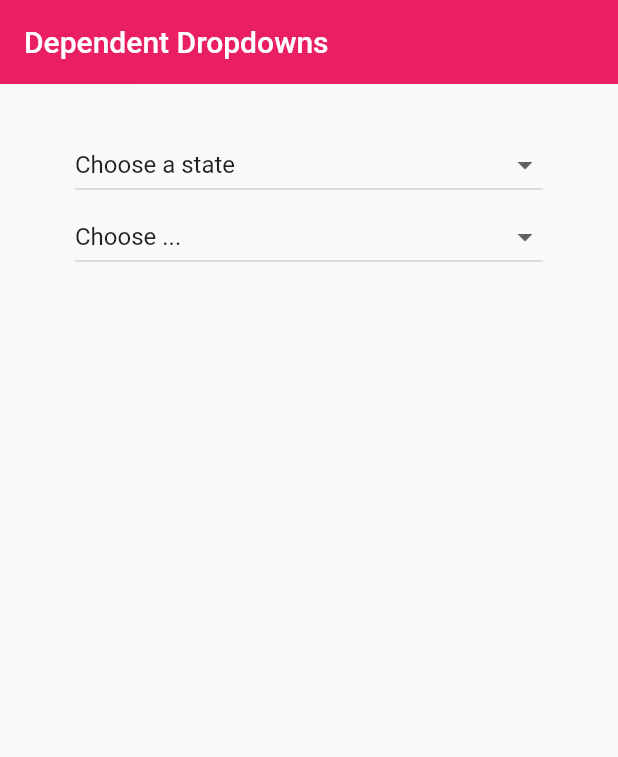
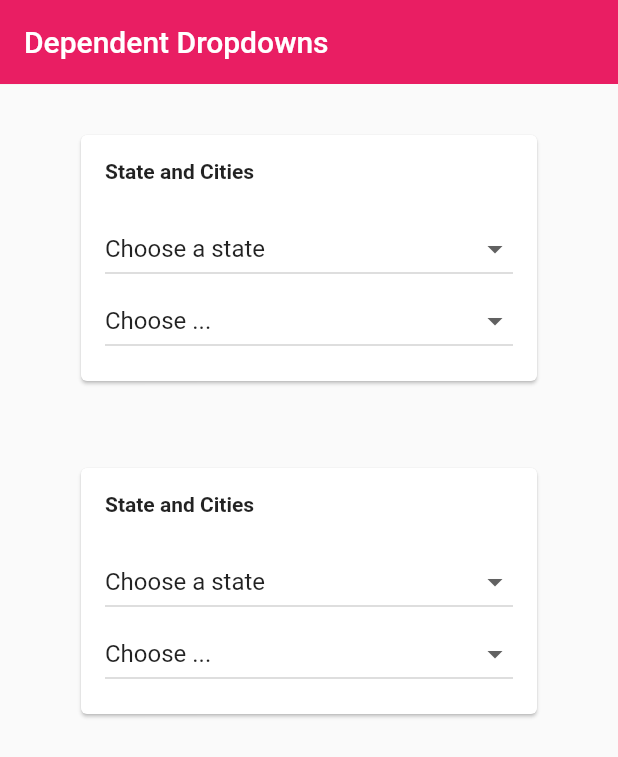
Before and after one commit to Lone-Wolf17/multi_level_dropdown, a Flutter app: the screen it shows after launch, on a phone screen of 412 x 824 dp. Shown: the top 757 px of the screen. Run offline on Flutter 3.47's test engine with Material 2 defaults, Android fonts, the phone set to English and light mode, and no system bars.

Commit message:
** Added Data for cities

```diff
--- /dev/null
+++ b/lib/models/state_city.dart
@@ -0,0 +1,22 @@
+class StateCityModel {
+  String state;
+  String alias;
+  List<String> cities;
+
+  StateCityModel(
+      {required this.state, required this.alias, required this.cities});
+
+  factory StateCityModel.fromJson(Map<String, dynamic> json) =>
+      StateCityModel(
+          state: json['state'],
+          alias: json['alias'],
+          cities: json['cities'].cast<String>());
+
+  Map<String, dynamic> toJson() {
+    final Map<String, dynamic> data = <String, dynamic>{};
+    data['state'] = state;
+    data['alias'] = alias;
+    data['cities'] = cities;
+    return data;
+  }
+}
--- a/lib/models/nigeria_state.dart
+++ b/lib/models/state_lga.dart
@@ -1,13 +1,13 @@
-class NigerianStateModel {
+class StateLGAModel {
   String state;
   String alias;
   List<String> lgas;
 
-  NigerianStateModel(
+  StateLGAModel(
       {required this.state, required this.alias, required this.lgas});
 
-  factory NigerianStateModel.fromJson(Map<String, dynamic> json) =>
-      NigerianStateModel(
+  factory StateLGAModel.fromJson(Map<String, dynamic> json) =>
+      StateLGAModel(
           state: json['state'],
           alias: json['alias'],
           lgas: json['lgas'].cast<String>());
--- a/lib/repositories/location_repository.dart
+++ b/lib/repositories/location_repository.dart
@@ -1,21 +1,174 @@
-import 'package:multi_level_dropdown/models/nigeria_state.dart';
+import 'package:multi_level_dropdown/models/state_city.dart';
+import 'package:multi_level_dropdown/models/state_lga.dart';
 
 class LocationRepository {
-  List<Map<String, Object>> getAll() => _nigeriaLocations;
+  List<Map<String, Object>> getAllLGAs() => stateLGAs;
+  List<Map<String, Object>> getAllCities() => stateCities;
 
-  getLocalByState(String state) => _nigeriaLocations
-      .map((stateMap) => NigerianStateModel.fromJson(stateMap))
+  getLocalByState(String state) =>
+      stateLGAs
+          .map((stateMap) => StateLGAModel.fromJson(stateMap))
           .where((element) => element.state == state)
           .map((item) => item.lgas)
           .expand((element) => element)
           .toList();
 
-  List<String> getStates() => _nigeriaLocations
-      .map((stateMap) => NigerianStateModel.fromJson(stateMap))
+  getCitiesByState(String state) =>
+      stateCities.map((e) => StateCityModel.fromJson(e))
+          .where((element) => element.state == state)
+          .map((e) => e.cities)
+          .expand((element) => element).toList();
+
+  List<String> getStates() =>
+      stateLGAs
+          .map((stateMap) => StateLGAModel.fromJson(stateMap))
           .map((item) => item.state)
           .toList();
 
-  final List<Map<String, Object>> _nigeriaLocations = [
+  final List<Map<String, Object>> stateCities = [
+    {
+      "state": "Akwa Ibom",
+      "alias": "akwa_ibom",
+      "cities": ["Eket", "Ikot Ekpene", "Oron", "Uyo"]
+    },
+    {
+      "state": "Bauchi",
+      "alias": "bauchi",
+      "cities": ["Bauchi"]
+    },
+    {
+      "state": "Benue",
+      "alias": "benue",
+      "cities": ["Makurdi"]
+    },
+    {
+      "state": "Borno",
+      "alias": "borno",
+      "cities": ["Bama", "Maiduguri"]
+    },
+    {
+      "state": "Bayelsa",
+      "alias": "bayelsa",
+      "cities": ["Yenagoa"]
+    },
+    {
+      "state": "Delta",
+      "alias": "delta",
+      "cities": ["Sapele"]
+    },
+    {
+      "state": "Ebonyi",
+      "alias": "ebonyi",
+      "cities": ["Abakaliki"]
+    },
+    {
+      "state": "Ekiti",
+      "alias": "ekiti",
+      "cities": ["Ado Ekiti"]
+    },
+    {
+      "state": "Enugu",
+      "alias": "enugu",
+      "cities": ["Enugu", "Nsukka", "Agbani", "Awgu", "Udi", "Oji-River"]
+    },
+    {
+      "state": "Gombe",
+      "alias": "gombe",
+      "cities": ["Gombe"]
+    },
+    {
+      "state": "Jigawa",
+      "alias": "jigawa",
+      "cities": ["Dutse"]
+    },
+    {
+      "state": "Imo",
+      "alias": "imo",
+      "cities": ["Okigwe", "Orlu"]
+    },
+    {
+      "state": "Kaduna",
+      "alias": "kaduna",
+      "cities": ["Kaduna", "Zaria"]
+    },
+    {
+      "state": "Kebbi",
+      "alias": "kebbi",
+      "cities": ["Birnin Kebbi"]
+    },
+    {
+      "state": "Kogi",
+      "alias": "kogi",
+      "cities": ["Lokoja", "Okene"]
+    },
+    {
+      "state": "Lagos",
+      "alias": "lagos",
+      "cities": ["Agege", "Ikeja"]
+    },
+    {
+      "state": "Katsina",
+      "alias": "katsina",
+      "cities": ["Funtua", "Katsina"]
+    },
+    {
+      "state": "Kwara",
+      "alias": "kwara",
+      "cities": ["Offa", "Ilorin"]
+    },
+    {
+      "state": "Nasarawa",
+      "alias": "nasarawa",
+      "cities": ["Lafia"]
+    },
+    {
+      "state": "Niger",
+      "alias": "niger",
+      "cities": ["Bida", "Suleja"]
+    },
+    {
+      "state": "Ogun",
+      "alias": "ogun",
+      "cities": ["Ijebu Ode", "Shagamu"]
+    },
+    {
+      "state": "Ondo",
+      "alias": "ondo",
+      "cities": ["Owo"]
+    },
+    {
+      "state": "Rivers",
+      "alias": "rivers",
+      "cities": ["Port Harcourt"]
+    },
+    {
+      "state": "Oyo",
+      "alias": "oyo",
+      "cities": ["Oyo"]
+    },
+    {
+      "state": "Osun",
+      "alias": "osun",
+      "cities": ["Iwo", "Osogbo"]
+    },
+    {
+      "state": "Taraba",
+      "alias": "taraba",
+      "cities": ["Wukari"]
+    },
+    {
+      "state": "Yobe",
+      "alias": "yobe",
+      "cities": ["Nguru", "Potiskum"]
+    },
+    {
+      "state": "Zamfara",
+      "alias": "zamfara",
+      "cities": ["Gusau"]
+    }
+  ];
+
+  final List<Map<String, Object>> stateLGAs = [
     {
       "state": "Adamawa",
       "alias": "adamawa",
--- a/lib/views/home.dart
+++ b/lib/views/home.dart
@@ -12,8 +12,10 @@ class _HomeState extends State<Home> {
   LocationRepository locationRepo = LocationRepository();
   List<String> _states = ["Choose a state"];
   List<String> _lgas = ["Choose ..."];
+  List<String> _cities = ["Choose ..."];
   String _selectedState = "Choose a state";
   String _selectedLGA = "Choose ...";
+  String _selectedCity = "Choose ...";
 
   @override
   void initState() {
@@ -23,16 +25,24 @@ class _HomeState extends State<Home> {
 
   void _onSelectedState(String? value) {
     setState(() {
-      _selectedLGA = "Choose ...";
-      _lgas = ["Choose ..."];
+      _selectedLGA = "Choose an LGA...";
+      _lgas = ["Choose a City ..."];
       _selectedState = value!;
       _lgas = List.from(_lgas)..addAll(locationRepo.getLocalByState(value));
+      _cities = List.from(_cities)
+        ..addAll(locationRepo.getCitiesByState(value));
     });
   }
 
-  void _onSelectedLGA (String? value) {
+  void _onSelectedLGA(String? value) {
     setState(() {
       _selectedLGA = value!;
+    });
+  }
+
+  void _onSelectedCity(String? value) {
+    setState(() {
+      _selectedCity = value!;
     });
   }
 
@@ -48,6 +58,16 @@ class _HomeState extends State<Home> {
           padding: const EdgeInsets.symmetric(horizontal: 50, vertical: 30),
           child: Column(
             children: [
+              Card(
+                child: Container(
+                  padding: const EdgeInsets.all(16),
+                  child: Column(
+                    mainAxisSize: MainAxisSize.min,
+                    crossAxisAlignment: CrossAxisAlignment.start,
+                    children: [
+                      const Text('State and Cities',
+                          style: TextStyle(fontWeight: FontWeight.bold)),
+                      const SizedBox(height: 20),
                       DropdownButton<String>(
                         isExpanded: true,
                         onChanged: (value) => _onSelectedState(value),
@@ -72,6 +92,45 @@ class _HomeState extends State<Home> {
                   ),
                 ),
               ),
+              const SizedBox(height: 50),
+              Card(
+                child: Container(
+                  padding: const EdgeInsets.all(16),
+                  child: Column(
+                    mainAxisSize: MainAxisSize.min,
+                    crossAxisAlignment: CrossAxisAlignment.start,
+                    children: [
+                      const Text('State and Cities',
+                          style: TextStyle(fontWeight: FontWeight.bold)),
+                      const SizedBox(height: 20),
+                      DropdownButton<String>(
+                        isExpanded: true,
+                        onChanged: (value) => _onSelectedState(value),
+                        value: _selectedState,
+                        items: _states
+                            .map((dropDownStringItem) => DropdownMenuItem<String>(
+                                value: dropDownStringItem,
+                                child: Text(dropDownStringItem)))
+                            .toList(),
+                      ),
+                      DropdownButton<String>(
+                        isExpanded: true,
+                        onChanged: (value) => _onSelectedCity(value),
+                        value: _selectedCity,
+                        items: _cities
+                            .map((dropDownStringItem) => DropdownMenuItem<String>(
+                                value: dropDownStringItem,
+                                child: Text(dropDownStringItem)))
+                            .toList(),
+                      )
+                    ],
+                  ),
+                ),
+              ),
+            ],
+          ),
+        ),
+      ),
     );
   }
 }
```
Lines whose indentation alone changed are shown as unchanged.
